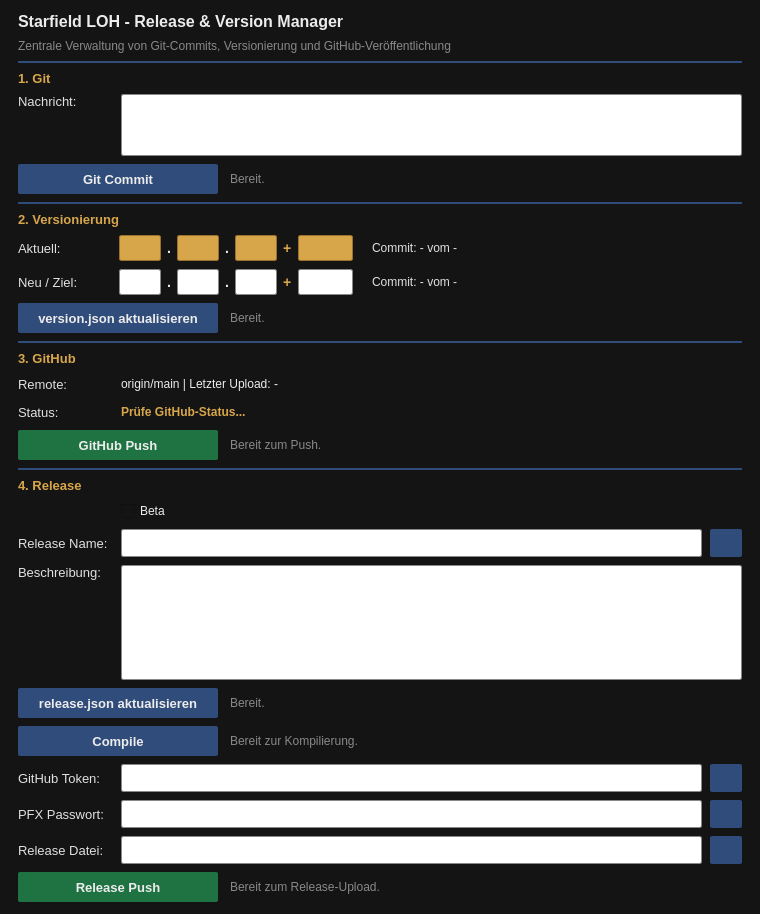
Qt form Release/Build_Release.ui (Looking4Git/Starfield_LOH) before a commit.
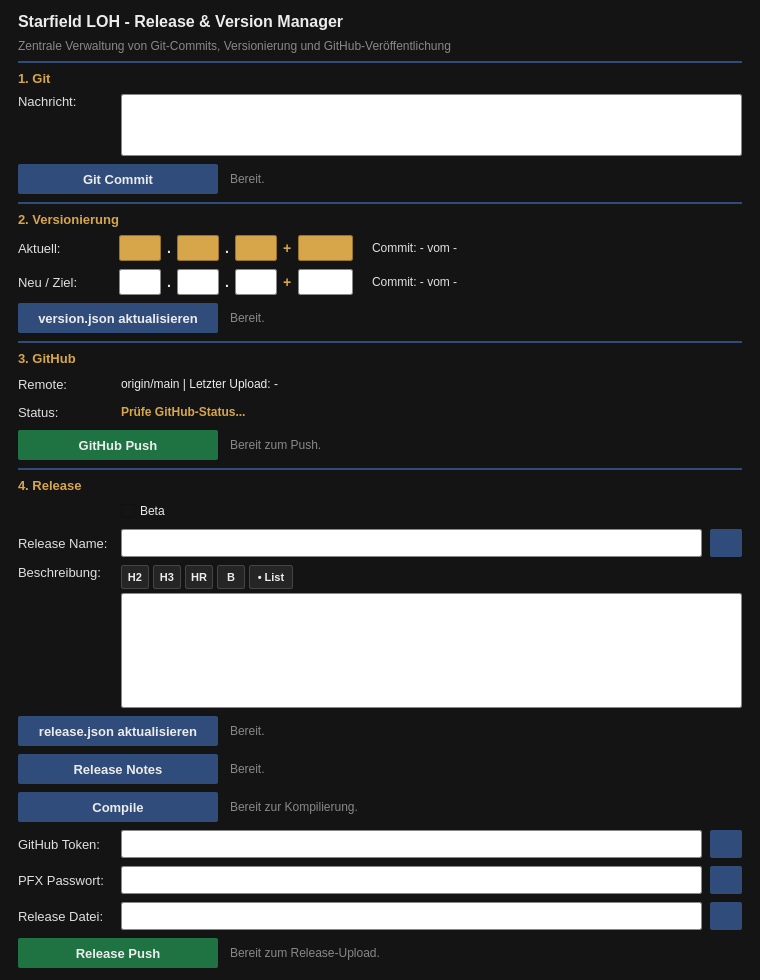
The same form after that commit.

Commit message: feat(release): Release Notes Vorlage, Standalone-HTML mit Inline-Logo und Info-Button

What changed in the file:
```diff
--- a/Release/Build_Release.ui
+++ b/Release/Build_Release.ui
@@ -1020,23 +1020,168 @@
       </widget>
      </item>
      <item>
-      <widget class="QPlainTextEdit" name="inp_rel_notes">
-       <property name="minimumSize">
-        <size>
-         <width>0</width>
-         <height>115</height>
-        </size>
+      <layout class="QVBoxLayout" name="notes_container_layout">
+       <property name="spacing">
+        <number>4</number>
        </property>
-       <property name="maximumSize">
-        <size>
-         <width>16777215</width>
-         <height>115</height>
-        </size>
-       </property>
-       <property name="styleSheet">
-        <string notr="true">background-color: #ffffff; color: #000000; border: 1px solid #888888; border-radius: 2px; padding: 4px 6px; font-size: 12px;</string>
-       </property>
-      </widget>
+       <!-- Toolbar für Markdown-Formatierung & Aktionen -->
+       <item>
+        <layout class="QHBoxLayout" name="notes_toolbar_layout">
+         <property name="spacing">
+          <number>4</number>
+         </property>
+         <item>
+          <widget class="QPushButton" name="btn_md_h2">
+           <property name="minimumSize">
+            <size>
+             <width>28</width>
+             <height>24</height>
+            </size>
+           </property>
+           <property name="cursor">
+            <cursorShape>PointingHandCursor</cursorShape>
+           </property>
+           <property name="toolTip">
+            <string>Abschnittsüberschrift (Ebene 2 mit Trennlinie)</string>
+           </property>
+           <property name="styleSheet">
+            <string notr="true">QPushButton { background-color: #252525; color: #ECECEC; border: 1px solid #444444; border-radius: 2px; font-size: 11px; font-weight: bold; } QPushButton:hover { background-color: #304C7A; border-color: #5b7a9e; } QPushButton:pressed { background-color: #1e3355; }</string>
+           </property>
+           <property name="text">
+            <string>H2</string>
+           </property>
+          </widget>
+         </item>
+         <item>
+          <widget class="QPushButton" name="btn_md_h3">
+           <property name="minimumSize">
+            <size>
+             <width>28</width>
+             <height>24</height>
+            </size>
+           </property>
+           <property name="cursor">
+            <cursorShape>PointingHandCursor</cursorShape>
+           </property>
+           <property name="toolTip">
+            <string>Teilüberschrift (Ebene 3)</string>
+           </property>
+           <property name="styleSheet">
+            <string notr="true">QPushButton { background-color: #252525; color: #ECECEC; border: 1px solid #444444; border-radius: 2px; font-size: 11px; font-weight: bold; } QPushButton:hover { background-color: #304C7A; border-color: #5b7a9e; } QPushButton:pressed { background-color: #1e3355; }</string>
+           </property>
+           <property name="text">
+            <string>H3</string>
+           </property>
+          </widget>
+         </item>
+         <item>
+          <widget class="QPushButton" name="btn_md_hr">
+           <property name="minimumSize">
+            <size>
+             <width>28</width>
+             <height>24</height>
+            </size>
+           </property>
+           <property name="cursor">
+            <cursorShape>PointingHandCursor</cursorShape>
+           </property>
+           <property name="toolTip">
+            <string>Horizontale Trennlinie (---)</string>
+           </property>
+           <property name="styleSheet">
+            <string notr="true">QPushButton { background-color: #252525; color: #ECECEC; border: 1px solid #444444; border-radius: 2px; font-size: 11px; font-weight: bold; } QPushButton:hover { background-color: #304C7A; border-color: #5b7a9e; } QPushButton:pressed { background-color: #1e3355; }</string>
+           </property>
+           <property name="text">
+            <string>HR</string>
+           </property>
+          </widget>
+         </item>
+         <item>
+          <widget class="QPushButton" name="btn_md_bold">
+           <property name="minimumSize">
+            <size>
+             <width>28</width>
+             <height>24</height>
+            </size>
+           </property>
+           <property name="cursor">
+            <cursorShape>PointingHandCursor</cursorShape>
+           </property>
+           <property name="toolTip">
+            <string>Fett formatieren (**Text**)</string>
+           </property>
+           <property name="styleSheet">
+            <string notr="true">QPushButton { background-color: #252525; color: #ECECEC; border: 1px solid #444444; border-radius: 2px; font-size: 11px; font-weight: bold; } QPushButton:hover { background-color: #304C7A; border-color: #5b7a9e; } QPushButton:pressed { background-color: #1e3355; }</string>
+           </property>
+           <property name="text">
+            <string>B</string>
+           </property>
+          </widget>
+         </item>
+         <item>
+          <widget class="QPushButton" name="btn_md_list">
+           <property name="minimumSize">
+            <size>
+             <width>44</width>
+             <height>24</height>
+            </size>
+           </property>
+           <property name="cursor">
+            <cursorShape>PointingHandCursor</cursorShape>
+           </property>
+           <property name="toolTip">
+            <string>Aufzählungsliste (- Punkt)</string>
+           </property>
+           <property name="styleSheet">
+            <string notr="true">QPushButton { background-color: #252525; color: #ECECEC; border: 1px solid #444444; border-radius: 2px; font-size: 11px; font-weight: bold; } QPushButton:hover { background-color: #304C7A; border-color: #5b7a9e; } QPushButton:pressed { background-color: #1e3355; }</string>
+           </property>
+           <property name="text">
+            <string>• List</string>
+           </property>
+          </widget>
+         </item>
+         <item>
+          <spacer name="spacer_toolbar">
+           <property name="orientation">
+            <enum>Qt::Orientation::Horizontal</enum>
+           </property>
+           <property name="sizeHint" stdset="0">
+            <size>
+             <width>20</width>
+             <height>20</height>
+            </size>
+           </property>
+          </spacer>
+         </item>
+        </layout>
+       </item>
+       <!-- Textfeld Eingabe -->
+       <item>
+        <widget class="QPlainTextEdit" name="inp_rel_notes">
+         <property name="minimumSize">
+          <size>
+           <width>0</width>
+           <height>115</height>
+          </size>
+         </property>
+         <property name="maximumSize">
+          <size>
+           <width>16777215</width>
+           <height>16777215</height>
+          </size>
+         </property>
+         <property name="sizePolicy">
+          <sizepolicy hsizetype="Expanding" vsizetype="Expanding">
+           <horstretch>0</horstretch>
+           <verstretch>1</verstretch>
+          </sizepolicy>
+         </property>
+         <property name="styleSheet">
+          <string notr="true">background-color: #ffffff; color: #000000; border: 1px solid #888888; border-radius: 2px; padding: 4px 6px; font-size: 12px;</string>
+         </property>
+        </widget>
+       </item>
+      </layout>
      </item>
     </layout>
    </item>
@@ -1098,6 +1243,63 @@
     </layout>
    </item>
 
+   <!-- Release Notes Button & Status -->
+   <item>
+    <layout class="QHBoxLayout" name="row_rel_notes_action">
+     <property name="spacing">
+      <number>12</number>
+     </property>
+     <item>
+      <widget class="QPushButton" name="btn_generate_notes">
+       <property name="minimumSize">
+        <size>
+         <width>200</width>
+         <height>30</height>
+        </size>
+       </property>
+       <property name="maximumSize">
+        <size>
+         <width>200</width>
+         <height>30</height>
+        </size>
+       </property>
+       <property name="cursor">
+        <cursorShape>PointingHandCursor</cursorShape>
+       </property>
+       <property name="styleSheet">
+        <string notr="true">QPushButton { background-color: #304C7A; color: #ECECEC; border: none; border-radius: 2px; padding: 4px 16px; font-size: 13px; font-weight: bold; } QPushButton:hover { background-color: #5b7a9e; } QPushButton:pressed { background-color: #1e3355; }</string>
+       </property>
+       <property name="text">
+        <string>Release Notes</string>
+       </property>
+      </widget>
+     </item>
+     <item>
+      <widget class="QLabel" name="lbl_rel_notes_status">
+       <property name="styleSheet">
+        <string notr="true">color: #888888; font-size: 12px;</string>
+       </property>
+       <property name="text">
+        <string>Bereit.</string>
+       </property>
+      </widget>
+     </item>
+     <item>
+      <spacer name="spacer_rel_notes_action">
+       <property name="orientation">
+        <enum>Qt::Orientation::Horizontal</enum>
+       </property>
+       <property name="sizeHint" stdset="0">
+        <size>
+         <width>40</width>
+         <height>20</height>
+        </size>
+       </property>
+      </spacer>
+     </item>
+    </layout>
+   </item>
+
    <!-- Compile Button & Status -->
    <item>
     <layout class="QHBoxLayout" name="row_rel_compile">
@@ -1425,19 +1627,6 @@
     </layout>
    </item>
 
-   <item>
-    <spacer name="spacer_bottom">
-     <property name="orientation">
-      <enum>Qt::Orientation::Vertical</enum>
-     </property>
-     <property name="sizeHint" stdset="0">
-      <size>
-       <width>20</width>
-       <height>10</height>
-      </size>
-     </property>
-    </spacer>
-   </item>
 
   </layout>
  </widget>
```
Left out of the diff: 2 changed lines with no effect on the pictures. The commit also changes 6 other files.
